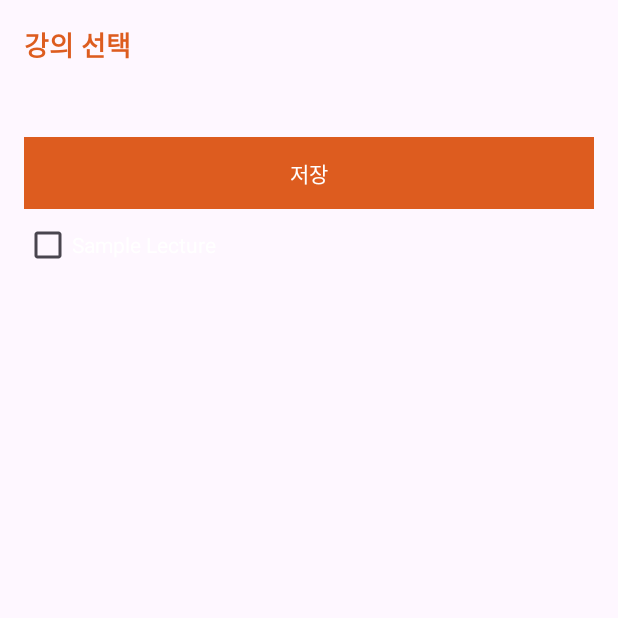
After one commit to zwei1garden/GURU2_20-, an Android app: the MypageActivity screen opened directly, with no data from a screen before it, on a phone screen of 412 x 824 dp, the top half of it. The commit adds this screen. Run offline under Robolectric (Android 15) with nearby library versions, the phone set to English and light mode, and no system bars.

Commit message:
[feat]: 메인 페이지 및 마이 페이지 기능 구현 중

```diff
--- a/app/build.gradle.kts
+++ b/app/build.gradle.kts
@@ -45,4 +45,6 @@ dependencies {
     testImplementation(libs.junit)
     androidTestImplementation(libs.androidx.junit)
     androidTestImplementation(libs.androidx.espresso.core)
+    // 달력
+
 }
--- a/app/src/main/AndroidManifest.xml
+++ b/app/src/main/AndroidManifest.xml
@@ -34,6 +34,10 @@
             </intent-filter>
         </activity>
 
+        <activity
+            android:name=".MypageActivity"
+            android:exported="true" />
+
     </application>
 
 </manifest>
--- /dev/null
+++ b/app/src/main/java/com/guru/guruapplication/MypageActivity.kt
@@ -0,0 +1,71 @@
+package com.guru.guruapplication
+
+import android.os.Bundle
+import android.widget.*
+import androidx.appcompat.app.AppCompatActivity
+
+class MypageActivity : AppCompatActivity() {
+
+    private lateinit var dbHelper: DBHelper
+    private lateinit var lecturesCheckBoxContainer: LinearLayout
+    private lateinit var saveButton: Button
+
+    override fun onCreate(savedInstanceState: Bundle?) {
+        super.onCreate(savedInstanceState)
+        setContentView(R.layout.activity_mypage)
+
+        dbHelper = DBHelper(this)
+        lecturesCheckBoxContainer = findViewById(R.id.lectures_checkboxes_container)
+        saveButton = findViewById(R.id.buttonSaveLectures)
+
+        loadLectures()
+
+        saveButton.setOnClickListener {
+            saveSelectedLectures()
+        }
+    }
+
+    private fun loadLectures() {
+        // Clear existing checkboxes
+        lecturesCheckBoxContainer.removeAllViews()
+
+        // Fetch all lectures from the database
+        val lectures = dbHelper.getAllLectures()
+        for (lecture in lectures) {
+            val checkBox = CheckBox(this)
+            checkBox.text = lecture
+            // checkBox.textColor = getColor(R.color.white) // Assuming you have a white color resource
+            lecturesCheckBoxContainer.addView(checkBox)
+        }
+    }
+
+    private fun saveSelectedLectures() {
+        val selectedLectures = mutableListOf<String>()
+
+        // Iterate through all child views (CheckBoxes) in the container
+        for (i in 0 until lecturesCheckBoxContainer.childCount) {
+            val checkBox = lecturesCheckBoxContainer.getChildAt(i) as CheckBox
+            if (checkBox.isChecked) {
+                selectedLectures.add(checkBox.text.toString())
+            }
+        }
+
+        // Assuming user ID is passed via Intent or fetched from somewhere
+        val userId = intent.getIntExtra("USER_ID", -1)
+        if (userId != -1) {
+            // Clear previous selections for this user
+            dbHelper.clearUserLectures(userId)
+
+            // Add selected lectures to the database
+            for (lectureName in selectedLectures) {
+                val lectureId = dbHelper.getLectureId(lectureName)
+                if (lectureId != -1) {
+                    dbHelper.addLectureToUser(userId, lectureId)
+                }
+            }
+            Toast.makeText(this, "강의가 저장되었습니다.", Toast.LENGTH_SHORT).show()
+        } else {
+            Toast.makeText(this, "사용자 정보를 찾을 수 없습니다.", Toast.LENGTH_SHORT).show()
+        }
+    }
+}
--- /dev/null
+++ b/app/src/main/res/layout/activity_mypage.xml
@@ -0,0 +1,44 @@
+<?xml version="1.0" encoding="utf-8"?>
+<LinearLayout xmlns:android="http://schemas.android.com/apk/res/android"
+    xmlns:app="http://schemas.android.com/apk/res-auto"
+    android:orientation="vertical"
+    android:layout_width="match_parent"
+    android:layout_height="match_parent"
+    android:padding="16dp">
+    <!-- 강의 목록 -->
+    <TextView
+        android:id="@+id/lectures_label"
+        android:layout_width="wrap_content"
+        android:layout_height="wrap_content"
+        android:text="강의 선택"
+        android:textSize="18sp"
+        android:textStyle="bold"
+        android:textColor="@color/orange"
+        android:layout_marginBottom="16dp" />
+
+    <!-- 강의 체크박스 목록을 담을 LinearLayout -->
+    <LinearLayout
+        android:id="@+id/lectures_checkboxes_container"
+        android:layout_width="match_parent"
+        android:layout_height="wrap_content"
+        android:orientation="vertical"
+        android:padding="8dp" />
+
+    <!-- 저장 버튼 -->
+    <Button
+        android:id="@+id/buttonSaveLectures"
+        android:layout_width="match_parent"
+        android:layout_height="wrap_content"
+        android:text="저장"
+        android:textColor="#FFFFFF"
+        android:background="#DD5C1F"
+        android:layout_marginTop="16dp" />
+
+    <!-- 강의 체크박스 목록을 동적으로 추가할 부분 -->
+    <CheckBox
+        android:id="@+id/sample_checkbox"
+        style="@style/CustomCheckBox"
+        android:layout_width="wrap_content"
+        android:layout_height="wrap_content"
+        android:text="Sample Lecture" />
+</LinearLayout>
--- /dev/null
+++ b/app/src/main/res/values/styles.xml
@@ -0,0 +1,5 @@
+<resources>
+    <style name="CustomCheckBox" parent="Widget.AppCompat.CompoundButton.CheckBox">
+        <item name="android:textColor">#FFFFFF</item> <!-- 또는 @color/white -->
+    </style>
+</resources>
--- a/gradle.properties
+++ b/gradle.properties
@@ -21,3 +21,4 @@ kotlin.code.style=official
 # resources declared in the library itself and none from the library's dependencies,
 # thereby reducing the size of the R class for that library
 android.nonTransitiveRClass=true
+org.gradle.configuration-cache=true
```
Also changed, not shown: app/src/main/java/com/guru/guruapplication/DBHelper.kt (+191 -21 lines), app/src/main/java/com/guru/guruapplication/LoginActivity.kt (+10 -4 lines), app/src/main/java/com/guru/guruapplication/MainActivity.kt (+38 -3 lines), app/src/main/res/layout/activity_main.xml (+35 -11 lines), app/src/main/res/layout/activity_verification.xml (line endings or trailing spaces).
